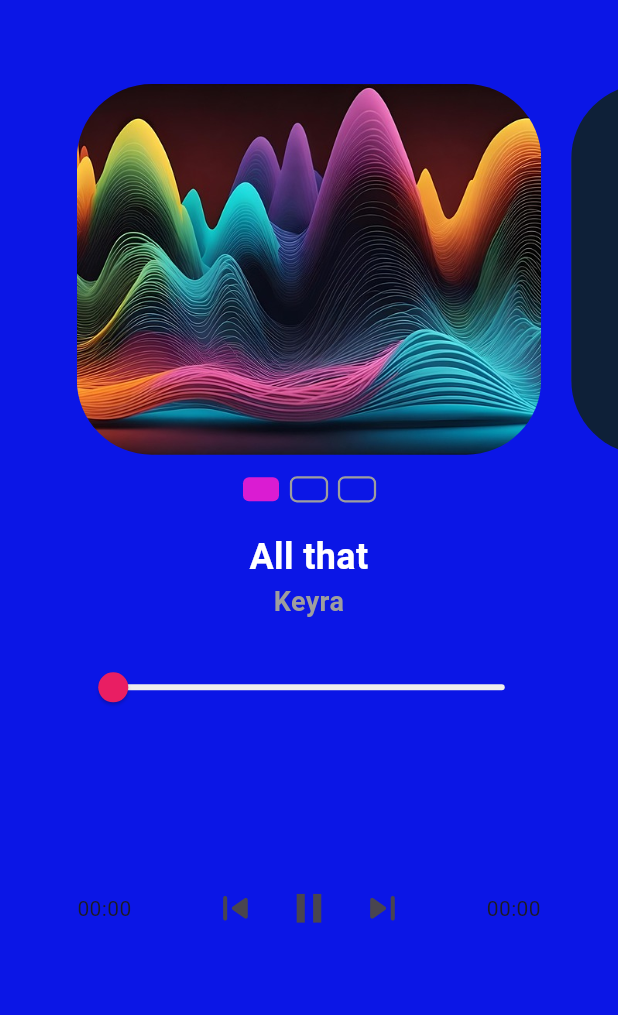
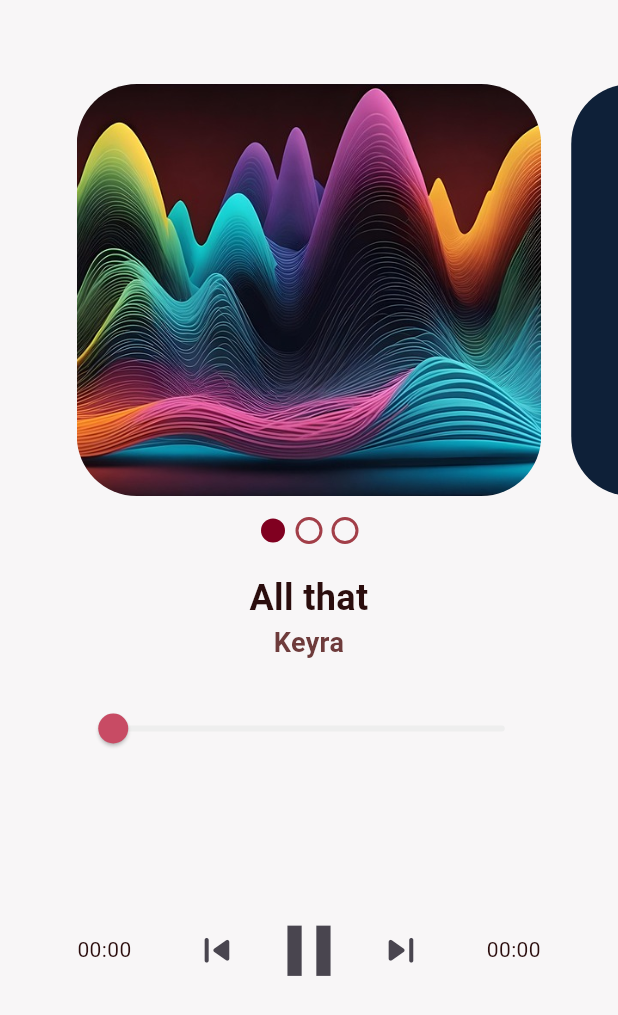
Before and after one commit to gael-rdrgz/playpoor, a Flutter app: the screen it shows after launch, on a phone screen of 412 x 824 dp. Shown: the top 1015 px of the screen. Run offline on Flutter 3.47's test engine with Material 3 defaults, Android fonts, the phone set to English and light mode, and no system bars; drawn by our look-alikes of percent_indicator, smooth_page_indicator; our stand-ins replace audioplayers, equatable, flutter_bloc; Roboto replaces fonts that are missing (DMSerif); project files that could hold a hidden picture were left out.

Commit message:
Estilo visual cambiado.

```diff
--- a/lib/views/app.dart
+++ b/lib/views/app.dart
@@ -11,8 +11,8 @@ class App extends StatelessWidget {
       title: "PlayPoor",
       theme: ThemeData(
         useMaterial3: true,
-        scaffoldBackgroundColor: const Color(0xff0b16e6),
-        appBarTheme: AppBarTheme(backgroundColor: const Color(0xff0b16e6)),
+        scaffoldBackgroundColor: const Color(0xfff8f6f7),
+        appBarTheme: AppBarTheme(backgroundColor: const Color(0xfff8f6f7)),
       ),
       home: const Home(),
     );
--- a/lib/views/artist.dart
+++ b/lib/views/artist.dart
@@ -25,7 +25,7 @@ class Artist extends StatelessWidget {
               Text(
                 name,
                 style: TextStyle(
-                  color: Colors.white,
+                  color: Color(0xff2b0d0d),
                   fontSize: 24,
                   fontWeight: FontWeight.bold,
                   fontFamily: "DMSerif",
@@ -37,7 +37,7 @@ class Artist extends StatelessWidget {
               Text(
                 artist,
                 style: TextStyle(
-                  color: Colors.grey,
+                  color: Color(0xff6e3b3b),
                   fontSize: 18,
                   fontWeight: FontWeight.bold,
                   fontFamily: "DMSerif",
--- a/lib/views/botonera.dart
+++ b/lib/views/botonera.dart
@@ -42,14 +42,14 @@ class Botonera extends StatelessWidget {
           child: Row(
             mainAxisAlignment: MainAxisAlignment.spaceBetween,
             children: <Widget>[
-              Text(timeFormat(position.inSeconds)),
+              Text(timeFormat(position.inSeconds), style: TextStyle(color: Color(0xff2b0d0d))),
               CircularPercentIndicator(
                 progressColor: color,
-                backgroundColor: Colors.blueGrey,
+                backgroundColor: Color(0xff2b0d0d),
                 circularStrokeCap: CircularStrokeCap.round,
                 arcType: ArcType.HALF,
-                radius: screenW * .25,
-                lineWidth: 3,
+                radius: screenW * .22,
+                lineWidth: 4,
                 percent: progress.clamp(0.0, 1.0),
                 center: FittedBox(
                   child: Row(
@@ -63,7 +63,7 @@ class Botonera extends StatelessWidget {
                         icon: Icon(Icons.skip_previous_rounded),
                       ),
                       IconButton(
-                        iconSize: screenW * porcentaje,
+                        iconSize: screenW * porcentaje * 1.75,
                         onPressed: () {
                           context.read<PlayerBloc>().add(PlayPauseEvent());
                         },
@@ -82,7 +82,7 @@ class Botonera extends StatelessWidget {
                   ),
                 ),
               ),
-              Text(timeFormat(duration.inSeconds)),
+              Text(timeFormat(duration.inSeconds), style: TextStyle(color: Color(0xff2b0d0d))),
             ],
           ),
         );
--- a/lib/views/player.dart
+++ b/lib/views/player.dart
@@ -31,7 +31,6 @@ class _PlayerState extends State<Player> {
     ),
   ];
 
-  Color? wormColor;
   PageController? pageController;
 
   late final PlayerBloc bloc = PlayerBloc(
@@ -41,7 +40,6 @@ class _PlayerState extends State<Player> {
 
   @override
   void initState() {
-    wormColor = Color(0xffda1cd2);
     pageController = PageController(viewportFraction: .8);
     bloc.add(PlayerLoadEvent(0));
     super.initState();
@@ -59,12 +57,12 @@ class _PlayerState extends State<Player> {
               Swiper(
                 pageController: pageController!,
                 audioList: canciones,
-                color: wormColor!,
+                color: Color(0xffa23e48),
                 bloc: bloc,
               ),
               Artist(),
-              ProgressSlider(color: Colors.pink),
-              Botonera(color: Colors.pink),
+              ProgressSlider(color: Color(0xffc84b64)),
+              Botonera(color: Color(0xffc84b64)),
             ],
           ),
         ),
--- a/lib/views/progress_slider.dart
+++ b/lib/views/progress_slider.dart
@@ -8,7 +8,7 @@ import 'package:playerbloc/blocs/player_state.dart';
 class ProgressSlider extends StatelessWidget {
   final Color color;
 
-  const ProgressSlider({Key? key, required this.color}) : super(key: key);
+  const ProgressSlider({super.key, required this.color});
 
   @override
   Widget build(BuildContext context) {
--- a/lib/views/swiper.dart
+++ b/lib/views/swiper.dart
@@ -50,7 +50,7 @@ class Swiper extends StatelessWidget {
             children: <Widget>[
               SizedBox(
                 width: double.infinity,
-                height: MediaQuery.of(context).size.height * .3,
+                height: MediaQuery.of(context).size.height * 1/3,
                 child: PageView.builder(
                   controller: pageController,
                   itemCount: audioList.length,
@@ -65,7 +65,7 @@ class Swiper extends StatelessWidget {
                     duration: Duration(milliseconds: 300),
                     margin: EdgeInsets.symmetric(horizontal: 10),
                     child: ClipRRect(
-                      borderRadius: BorderRadius.circular(50),
+                      borderRadius: BorderRadius.circular(40),
                       child: Image.asset(
                         audioList[index].imagePath,
                         fit: BoxFit.cover,
@@ -83,13 +83,13 @@ class Swiper extends StatelessWidget {
                 axisDirection: Axis.horizontal,
                 effect: SlideEffect(
                   spacing: 8.0,
-                  radius: 4.0,
-                  dotWidth: 24.0,
+                  radius: 8.0,
+                  dotWidth: 16.0,
                   dotHeight: 16.0,
                   paintStyle: PaintingStyle.stroke,
-                  strokeWidth: 1.5,
-                  dotColor: Colors.grey,
-                  activeDotColor: color,
+                  strokeWidth: 2.0,
+                  dotColor: color,
+                  activeDotColor: Color(0xff800020),
                 ),
               ),
             ],
```
